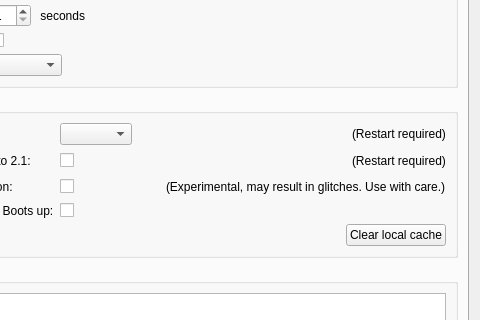
Old version of the form client/src/ui/dialogs/preferences_dialog.ui in the repository networkoptix/nx_open; both pictures show x 170 to 650 and y 298 to 618 of the 650 by 820 pixel window.
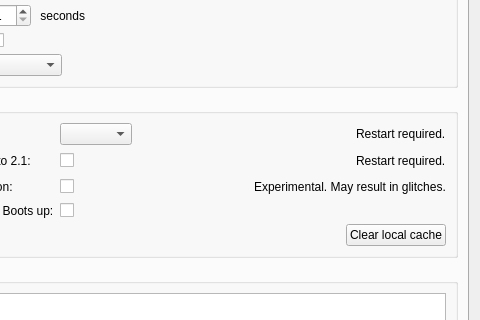
New version of the form.

Commit message:
Warning texts.
<==== Mercurial data ====>
Branch: master

Diff of the .ui file:
```diff
--- a/client/src/ui/dialogs/preferences_dialog.ui
+++ b/client/src/ui/dialogs/preferences_dialog.ui
@@ -307,7 +307,7 @@
             <item>
              <widget class="QLabel" name="languageWarningLabel">
               <property name="text">
-               <string>(Restart required)</string>
+               <string>Restart required.</string>
               </property>
              </widget>
             </item>
@@ -352,7 +352,7 @@
             <item>
              <widget class="QLabel" name="downmixWarningLabel">
               <property name="text">
-               <string>(Restart required)</string>
+               <string>Restart required.</string>
               </property>
              </widget>
             </item>
@@ -397,7 +397,7 @@
             <item>
              <widget class="QLabel" name="hwAccelerationWarningLabel">
               <property name="text">
-               <string>(Experimental, may result in glitches. Use with care.)</string>
+               <string>Experimental. May result in glitches.</string>
               </property>
              </widget>
             </item>
```
